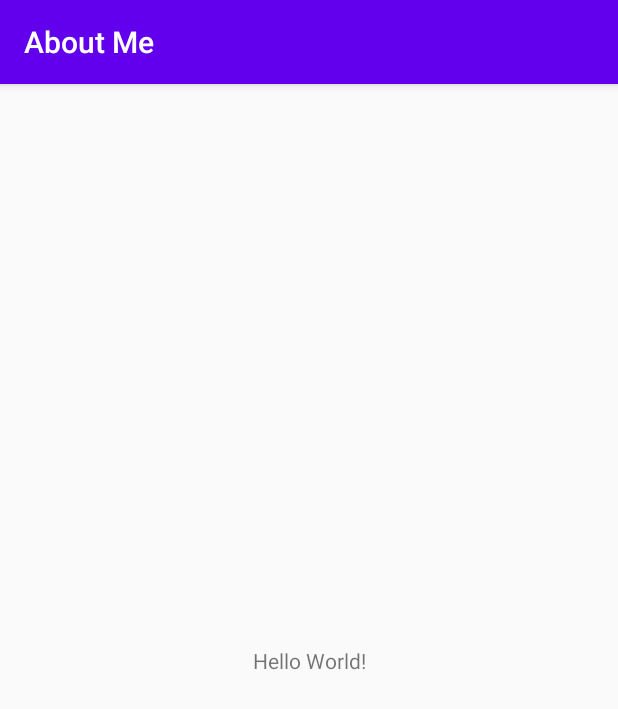
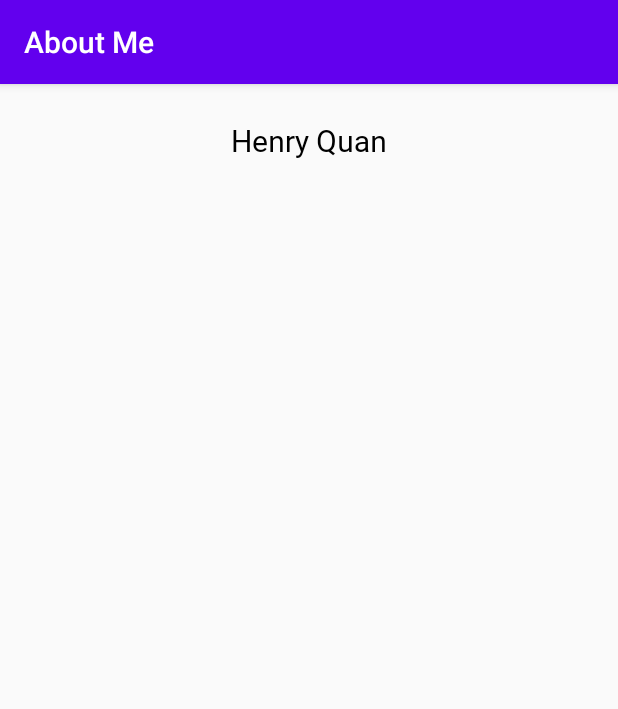
Before and after one commit to HenryQuan/mobile_app_development_training, an Android app: the screen it shows after launch (MainActivity), on a phone screen of 412 x 824 dp. Shown: the top 709 px of the screen. Run offline under Robolectric (Android 15) with nearby library versions, the phone set to English and light mode, and no system bars.

Commit message:
add padding margin to dimens, put strings in strings and get all styling in styles
This is a great practise because you can share and update style easily. Android really has some great practises that I should really follow.

```diff
--- a/kotlin fundamentals/about-me/app/src/main/res/layout/activity_main.xml
+++ b/kotlin fundamentals/about-me/app/src/main/res/layout/activity_main.xml
@@ -1,5 +1,5 @@
 <?xml version="1.0" encoding="utf-8"?>
-<androidx.constraintlayout.widget.ConstraintLayout xmlns:android="http://schemas.android.com/apk/res/android"
+<LinearLayout xmlns:android="http://schemas.android.com/apk/res/android"
     xmlns:app="http://schemas.android.com/apk/res-auto"
     xmlns:tools="http://schemas.android.com/tools"
     android:layout_width="match_parent"
@@ -7,12 +7,11 @@
     tools:context=".MainActivity">
 
     <TextView
-        android:layout_width="wrap_content"
+        android:id="@+id/name_text"
+        android:layout_width="match_parent"
         android:layout_height="wrap_content"
-        android:text="Hello World!"
-        app:layout_constraintBottom_toBottomOf="parent"
-        app:layout_constraintLeft_toLeftOf="parent"
-        app:layout_constraintRight_toRightOf="parent"
-        app:layout_constraintTop_toTopOf="parent" />
+        android:text="@string/my_name"
+        android:textAlignment="center"
+        style="@style/NameStyle" />
 
-</androidx.constraintlayout.widget.ConstraintLayout>
+</LinearLayout>
--- /dev/null
+++ b/kotlin fundamentals/about-me/app/src/main/res/values/dimens.xml
@@ -0,0 +1,6 @@
+<?xml version="1.0" encoding="utf-8"?>
+<resources>
+    <dimen name="text_size">20sp</dimen>
+    <dimen name="small_padding">8dp</dimen>
+    <dimen name="layout_padding">16dp</dimen>
+</resources>
--- a/kotlin fundamentals/about-me/app/src/main/res/values/strings.xml
+++ b/kotlin fundamentals/about-me/app/src/main/res/values/strings.xml
@@ -1,3 +1,4 @@
 <resources>
     <string name="app_name">About Me</string>
+    <string name="my_name">Henry Quan</string>
 </resources>
--- a/kotlin fundamentals/about-me/app/src/main/res/values/styles.xml
+++ b/kotlin fundamentals/about-me/app/src/main/res/values/styles.xml
@@ -8,4 +8,13 @@
         <item name="colorAccent">@color/colorAccent</item>
     </style>
 
+    <!-- Style of name text view -->
+    <style name="NameStyle">
+        <item name="android:layout_marginTop">@dimen/layout_padding</item>
+        <item name="android:fontFamily">@font/roboto</item>
+        <item name="android:paddingTop">@dimen/small_padding</item>
+        <item name="android:textColor">@android:color/black</item>
+        <item name="android:textSize">@dimen/text_size</item>
+    </style>
+
 </resources>
```
Also changed, not shown: kotlin fundamentals/about-me/app/src/main/res/font/roboto.ttf (added).
